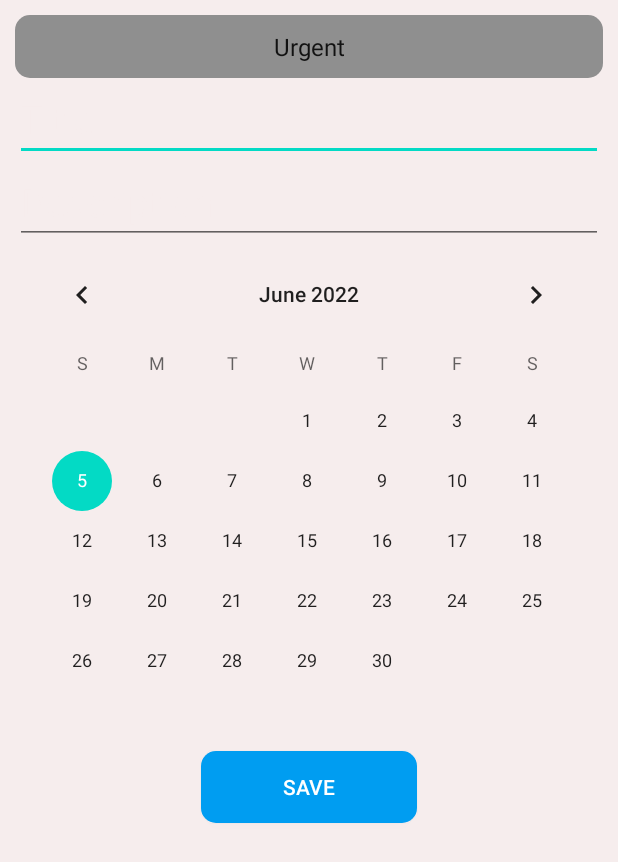
After one commit to Daannko/Android-To-Do-List, an Android app: the layout layout_list_item_edit.xml on its own in the app's theme, with its tools: preview values and no code run, on a phone screen of 412 x 824 dp. The commit adds this screen. Shown: the top 862 px of the screen. Run offline under Robolectric (Android 15) with nearby library versions, the phone set to English and light mode, and no system bars.

Commit message:
Menu is opening... only opening. Todo: Hints dont work Fix it. Goodbye for today :)

```diff
--- /dev/null
+++ b/app/src/main/res/drawable/rounded_corners.xml
@@ -0,0 +1,5 @@
+<?xml version="1.0" encoding="utf-8"?>
+<shape xmlns:android="http://schemas.android.com/apk/res/android">
+    <corners  android:radius="10dp"/>
+    <solid android:color="@color/blue" />
+</shape>
--- /dev/null
+++ b/app/src/main/res/drawable/rounded_spinner.xml
@@ -0,0 +1,5 @@
+<?xml version="1.0" encoding="utf-8"?>
+<shape xmlns:android="http://schemas.android.com/apk/res/android">
+    <corners  android:radius="10dp"/>
+    <solid android:color="#8F8F8F" />
+</shape>
--- /dev/null
+++ b/app/src/main/res/layout/layout_list_item_edit.xml
@@ -0,0 +1,97 @@
+<?xml version="1.0" encoding="utf-8"?>
+<LinearLayout xmlns:android="http://schemas.android.com/apk/res/android"
+    xmlns:tools="http://schemas.android.com/tools"
+    android:id="@+id/dialogLayout"
+    android:layout_width="match_parent"
+    android:layout_height="match_parent"
+    android:background="@color/bekground"
+    android:orientation="vertical">
+
+    <LinearLayout
+        android:background="@color/bekground"
+        android:layout_width="match_parent"
+        android:layout_height="match_parent"
+        android:orientation="vertical">
+
+        <Spinner
+            android:id="@+id/categorySpinner"
+            android:layout_width="match_parent"
+            android:layout_height="42dp"
+            android:layout_marginTop="10dp"
+            android:layout_marginLeft="10dp"
+            android:layout_marginRight="10dp"
+            android:background="@drawable/rounded_spinner"
+            android:entries="@array/categories"
+            android:textAlignment="center"
+            android:spinnerMode="dropdown" />
+
+        <com.google.android.material.textfield.TextInputEditText
+
+            android:id="@+id/titleTextInput"
+            android:layout_width="match_parent"
+            android:layout_height="wrap_content"
+            android:hint="Title"
+            android:textColorHint="@color/bekground"
+            android:textColor="@color/black"
+            android:textSize="25sp"
+            android:layout_marginLeft="10dp"
+            android:layout_marginRight="10dp"
+            tools:ignore="HardcodedText" />
+
+
+        <com.google.android.material.textfield.TextInputEditText
+
+            android:id="@+id/contentTextInput"
+            android:layout_width="match_parent"
+            android:layout_height="wrap_content"
+            android:hint="Description"
+            android:textColorHint="@color/bekground"
+            android:textColor="@color/black"
+            android:textSize="25sp"
+            android:layout_marginLeft="10dp"
+            android:layout_marginRight="10dp"/>
+
+        <CalendarView
+            android:id="@+id/calendarView"
+            android:layout_width="match_parent"
+            android:layout_height="wrap_content"
+            android:layout_marginLeft="10dp"
+            android:layout_marginRight="10dp"
+            android:background="@color/bekground"
+            />
+
+        <androidx.appcompat.widget.AppCompatButton
+            android:id="@+id/dialogSaveButton"
+            android:layout_width="144dp"
+            android:layout_height="wrap_content"
+            android:layout_gravity="center"
+            android:background="@drawable/rounded_corners"
+            android:text="Save"
+            android:textColor="@color/white" />
+
+        <androidx.constraintlayout.widget.Guideline
+            android:id="@+id/h2"
+            android:layout_width="wrap_content"
+            android:layout_height="wrap_content" />
+
+        <androidx.constraintlayout.widget.Guideline
+            android:id="@+id/h3"
+            android:layout_width="wrap_content"
+            android:layout_height="wrap_content" />
+
+        <androidx.constraintlayout.widget.Guideline
+            android:id="@+id/v1"
+            android:layout_width="wrap_content"
+            android:layout_height="wrap_content" />
+
+        <androidx.constraintlayout.widget.Guideline
+            android:id="@+id/v2"
+            android:layout_width="wrap_content"
+            android:layout_height="wrap_content" />
+
+        <androidx.constraintlayout.widget.Guideline
+            android:id="@+id/v3"
+            android:layout_width="wrap_content"
+            android:layout_height="wrap_content" />
+    </LinearLayout>
+</LinearLayout>
--- /dev/null
+++ b/app/src/main/res/values/arrays.xml
@@ -0,0 +1,29 @@
+<?xml version="1.0" encoding="utf-8"?>
+<resources>
+    <string-array name="categories">
+        <item>Urgent</item>
+        <item>Home</item>
+        <item>Work</item>
+        <item>Study</item>
+        <item>Other</item>
+    </string-array>
+
+    <string-array name="settings">
+        <item>All</item>
+        <item>Urgent</item>
+        <item>Home</item>
+        <item>Work</item>
+        <item>Study</item>
+        <item>Other</item>
+    </string-array>
+
+    <string-array name="notifications">
+        <item>1</item>
+        <item>2</item>
+        <item>5</item>
+        <item>10</item>
+        <item>15</item>
+        <item>30</item>
+        <item>60</item>
+    </string-array>
+</resources>
```
Also changed, not shown: app/src/main/java/com/example/androidtodolist/MainActivity.java (+30 -1 lines), app/src/main/res/layout/activity_main.xml (+20 -4 lines).
